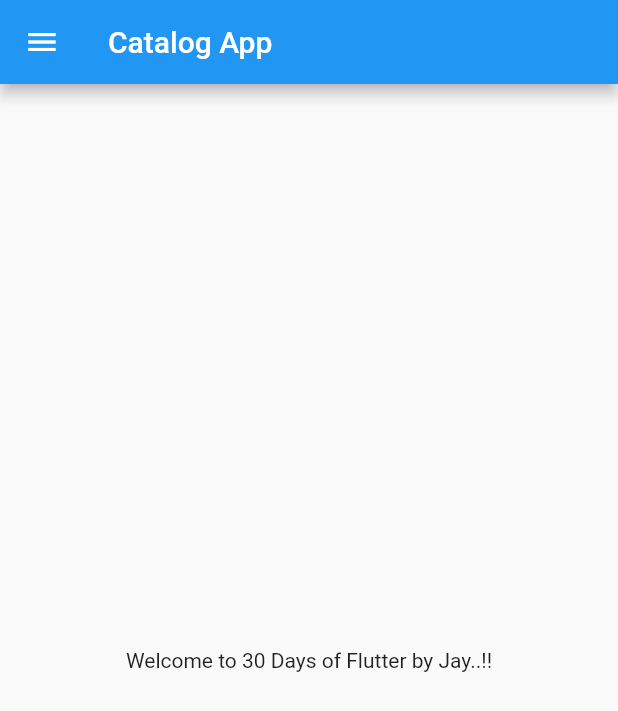
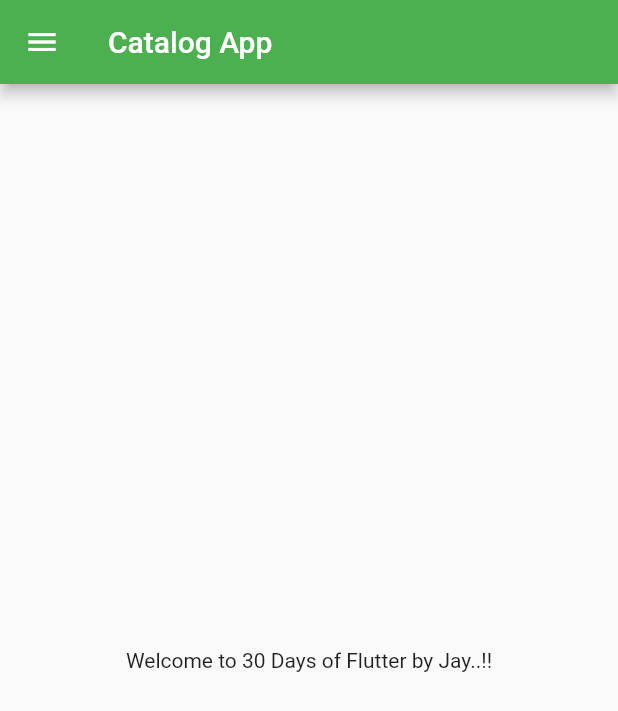
Before and after one commit to JayGandhi1709/Flutter-30-Days, a Flutter app: the screen it shows after launch, on a phone screen of 412 x 824 dp. Shown: the top 711 px of the screen. Run offline on Flutter 3.47's test engine with Material 2 defaults, Android fonts, the phone set to English and light mode, and no system bars.

Commit message:
Day 3 completed

```diff
--- a/lib/main.dart
+++ b/lib/main.dart
@@ -1,17 +1,29 @@
 import 'package:flutter/material.dart';
-import 'package:flutter_catalog/home_page.dart';
+import 'package:flutter_catalog/pages/home_page.dart';
+import 'package:flutter_catalog/pages/login_page.dart';
 
 void main(){
   runApp(MyApp());
 }
 
 class MyApp extends StatelessWidget {
-  const MyApp({ Key? key }) : super(key: key);
 
   @override
   Widget build(BuildContext context) {
     return MaterialApp(
-      home: HomePage(),
+      // home: HomePage(),
+      themeMode: ThemeMode.dark,
+      theme: ThemeData(primarySwatch: Colors.deepPurple),
+      darkTheme: ThemeData(
+        // brightness: Brightness.dark,
+        primarySwatch: Colors.green
+        ),
+        initialRoute: "/home",
+        routes: {
+          "/": (context)=> LoginPage(),
+          "/home": (context)=> HomePage(),
+          "/login": (context)=> LoginPage(),
+        },
     );
   }
 }
--- a/lib/home_page.dart
+++ b/lib/pages/home_page.dart
@@ -1,7 +1,6 @@
 import 'package:flutter/material.dart';
 
 class HomePage extends StatelessWidget {
-  const HomePage({ Key? key }) : super(key: key);
 
   @override
   Widget build(BuildContext context) {
```
Also changed, not shown: lib/pages/login_page.dart (added, +24 -0 lines).
